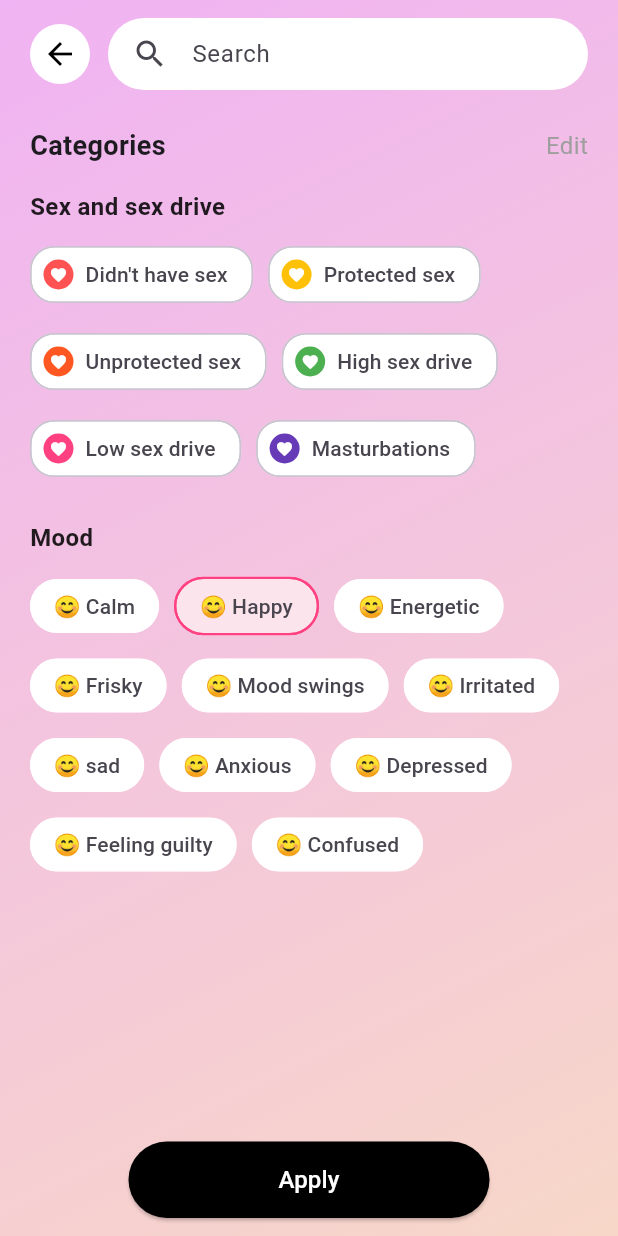
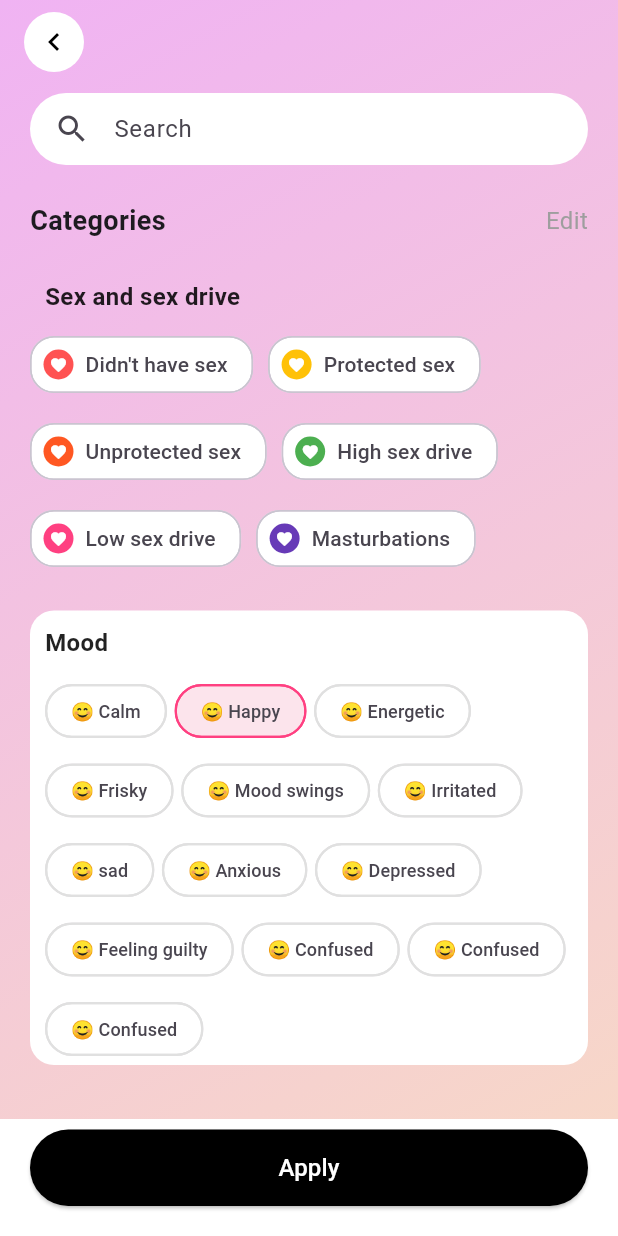
Before and after one commit to ClarenceLaria/ovia, a Flutter app: the HomeScreen screen opened directly, after a tap on "Week 21", on a phone screen of 412 x 824 dp. Run offline on Flutter 3.47's test engine with Material 3 defaults, Android fonts, the light colour scheme and no system bars; our stand-ins replace smooth_page_indicator, table_calendar.

Commit message:
Moods tracker updates

```diff
--- a/lib/features/home/pregnancy_tracker.dart
+++ b/lib/features/home/pregnancy_tracker.dart
@@ -51,8 +51,8 @@ class PregnancyTracker extends StatelessWidget {
           ),
          Column(
             children: [
-              GestureDetector(
-                onTap: (){
+              OutlinedButton(
+                onPressed: (){
                   Navigator.push(
                     context,
                     MaterialPageRoute(
@@ -60,17 +60,15 @@ class PregnancyTracker extends StatelessWidget {
                     ),
                   );
                 },
-                child: Container(
-                  margin: const EdgeInsets.symmetric(vertical: 10),
-                  decoration: BoxDecoration(
-                    border: Border.all(color: Colors.pink.shade300, width: 2),
+                style: OutlinedButton.styleFrom(
+                  side: BorderSide(color: Colors.pink.shade300, width: 2),
+                  shape: RoundedRectangleBorder(
                     borderRadius: BorderRadius.circular(20),
                   ),
-                  padding: const EdgeInsets.symmetric(horizontal: 5, vertical: 3),
-                  child: const Text(
-                    "Week 21",
-                    style: TextStyle(fontSize: 12),
-                  ),
+                ),
+                child: const Text(
+                  "Week 21",
+                  style: TextStyle(fontSize: 12),
                 ),
               ),
             ],
--- a/lib/screens/mood_and_sex_tracker.dart
+++ b/lib/screens/mood_and_sex_tracker.dart
@@ -6,7 +6,28 @@ class MoodAndSexTracker extends StatelessWidget {
   @override
   Widget build(BuildContext context) {
     return Scaffold(
-      body: Container(
+      extendBodyBehindAppBar: true,
+      appBar: AppBar(
+        leading: Padding(
+          padding: const EdgeInsets.only(left: 16.0, top:8.0, bottom: 8.0),
+          child: Container(
+            width: 36,
+            height: 36,
+            decoration: BoxDecoration(
+              color: Colors.white,
+              borderRadius: BorderRadius.circular(30),
+            ),
+            child: IconButton(
+              icon: const Icon(Icons.keyboard_arrow_left, color: Colors.black),
+              onPressed: () => Navigator.pop(context),
+            ),
+          ),
+        ),
+        backgroundColor: Colors.transparent,
+      ),
+      body: Stack(
+        children: [
+          Container(
             decoration: const BoxDecoration(
               gradient: LinearGradient(
                 begin: Alignment.topLeft,
@@ -18,21 +39,13 @@ class MoodAndSexTracker extends StatelessWidget {
               ),
             ),
             child: SafeArea(
-          child: Padding(
-            padding: const EdgeInsets.symmetric(horizontal: 20, vertical: 12),
+              child: SingleChildScrollView(
+                padding: const EdgeInsets.symmetric(horizontal: 20, vertical: 6),
                 child: Column(
                   crossAxisAlignment: CrossAxisAlignment.start,
                   children: [
                     // Back button and search
-                Row(
-                  children: [
-                    const CircleAvatar(
-                      backgroundColor: Colors.white,
-                      child: Icon(Icons.arrow_back, color: Colors.black),
-                    ),
-                    const SizedBox(width: 12),
-                    Expanded(
-                      child: Container(
+                    Container(
                       padding: const EdgeInsets.symmetric(horizontal: 16),
                       decoration: BoxDecoration(
                         color: Colors.white,
@@ -46,10 +59,8 @@ class MoodAndSexTracker extends StatelessWidget {
                         ),
                       ),
                     ),
-                    ),
-                  ],
-                ),
                     const SizedBox(height: 24),
+
                     // Categories title
                     const Row(
                       mainAxisAlignment: MainAxisAlignment.spaceBetween,
@@ -68,6 +79,7 @@ class MoodAndSexTracker extends StatelessWidget {
                       ],
                     ),
                     const SizedBox(height: 16),
+
                     // Sex and sex drive
                     _sectionTitle('Sex and sex drive'),
                     const Wrap(
@@ -83,10 +95,23 @@ class MoodAndSexTracker extends StatelessWidget {
                       ],
                     ),
                     const SizedBox(height: 24),
+
                     // Mood section
+                    Container(
+                      width: double.infinity,
+                      decoration: BoxDecoration(
+                        color: Colors.white,
+                        borderRadius: BorderRadius.circular(16),
+                      ),
+                      child: Column(
+                        crossAxisAlignment: CrossAxisAlignment.start,
+                        children: [
                           _sectionTitle('Mood'),
-                const Wrap(
-                  spacing: 10,
+
+                          Container(
+                            padding: const EdgeInsets.symmetric(horizontal: 10),
+                            child: const Wrap(
+                              spacing: 5,
                               runSpacing: 5,
                               children: [
                                 _MoodChip(text: "😊 Calm"),
@@ -100,17 +125,34 @@ class MoodAndSexTracker extends StatelessWidget {
                                 _MoodChip(text: "😊 Depressed"),
                                 _MoodChip(text: "😊 Feeling guilty"),
                                 _MoodChip(text: "😊 Confused"),
+                                _MoodChip(text: "😊 Confused"),
+                                _MoodChip(text: "😊 Confused"),
                               ],
                             ),
-                const Spacer(),
-                Center(
+                          ),
+                        ],
+                      ),
+                    ),
+                    const SizedBox(height: 30), // Bottom padding for scroll
+                  ],
+                ),
+              ),
+            ),
+          ),
+          // Apply button
+          Align(
+            alignment: Alignment.bottomCenter,
+            child: Padding(
+              padding: const EdgeInsets.symmetric(horizontal: 20, vertical: 20),
+              child: SizedBox(
+                width: double.infinity,
                 child: ElevatedButton(
                   style: ElevatedButton.styleFrom(
                     backgroundColor: Colors.black,
-                      padding: const EdgeInsets.symmetric(
-                          horizontal: 100, vertical: 14),
+                    padding: const EdgeInsets.symmetric(vertical: 14),
                     shape: RoundedRectangleBorder(
-                          borderRadius: BorderRadius.circular(30)),
+                      borderRadius: BorderRadius.circular(30),
+                    ),
                   ),
                   onPressed: () {},
                   child: const Text(
@@ -118,22 +160,24 @@ class MoodAndSexTracker extends StatelessWidget {
                     style: TextStyle(fontSize: 16, color: Colors.white),
                   ),
                 ),
-                )
-              ],
               ),
             ),
           ),
+        ],
       ),
     );
   }
 
   Widget _sectionTitle(String title) {
     return Padding(
-      padding: const EdgeInsets.only(bottom: 10),
+      padding: const EdgeInsets.symmetric(horizontal: 10, vertical: 10),
       child: Text(
         title,
         style: const TextStyle(
-            fontSize: 16, fontWeight: FontWeight.w600, color: Colors.black87),
+          fontSize: 16,
+          fontWeight: FontWeight.w600,
+          color: Colors.black87,
+        ),
       ),
     );
   }
@@ -173,11 +217,11 @@ class _MoodChip extends StatelessWidget {
   @override
   Widget build(BuildContext context) {
     return Chip(
-      label: Text(text),
+      label: Text(text, style: const TextStyle(fontSize: 12)),
       backgroundColor: selected ? Colors.pink.shade50 : Colors.white,
       side: selected
           ? const BorderSide(color: Colors.pinkAccent, width: 1.5)
-          : BorderSide.none,
+          : BorderSide(color: Colors.grey.shade300, width: 1.5),
       shape: RoundedRectangleBorder(
         borderRadius: BorderRadius.circular(20),
       ),
```
Lines whose indentation alone changed are shown as unchanged.
